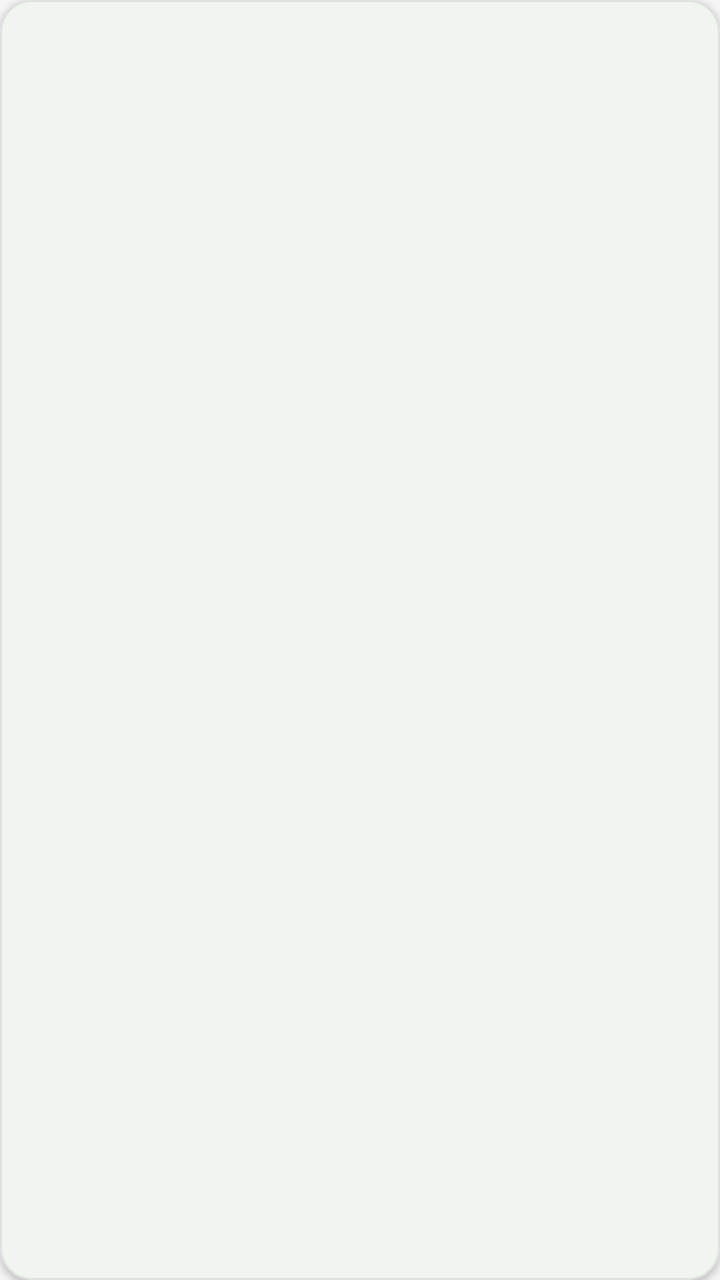
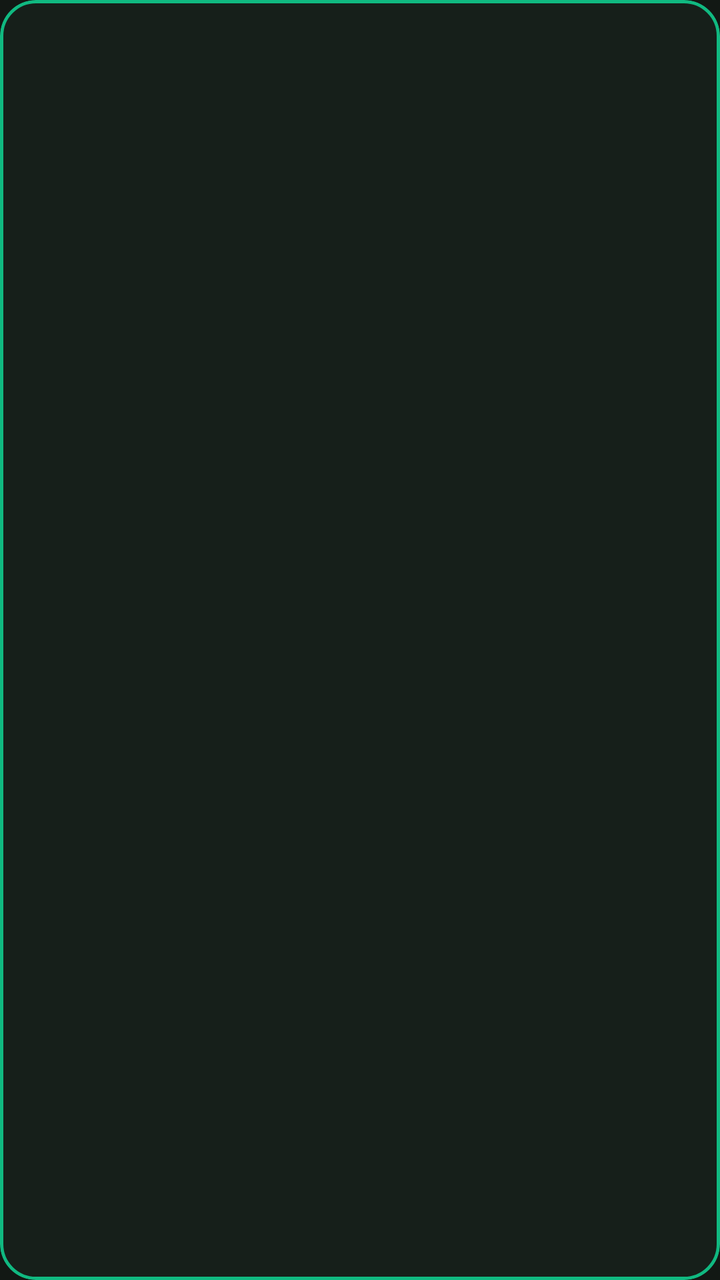

Before-and-after screenshots of an Android layout around one commit, followed by the original layout XML and the change that was made.
<!-- AndroidManifest.xml: application theme Theme.SmartAgriculture -->
<!-- res/layout/item_dashboard.xml -->
<?xml version="1.0" encoding="utf-8"?>
<com.google.android.material.card.MaterialCardView
    xmlns:android="http://schemas.android.com/apk/res/android"
    xmlns:app="http://schemas.android.com/apk/res-auto"
    android:layout_width="match_parent"
    android:layout_height="120dp"
    android:layout_margin="8dp"
    app:cardBackgroundColor="?attr/colorSurface"
    app:cardCornerRadius="16dp"
    app:cardElevation="2dp"
    app:strokeWidth="1dp"
    app:strokeColor="#E0E0E0">

    <androidx.constraintlayout.widget.ConstraintLayout
        android:layout_width="match_parent"
        android:layout_height="match_parent"
        android:padding="12dp">

        <ImageView
            android:id="@+id/ivIcon"
            android:layout_width="40dp"
            android:layout_height="40dp"
            app:layout_constraintTop_toTopOf="parent"
            app:layout_constraintStart_toStartOf="parent"
            app:layout_constraintEnd_toEndOf="parent"
            app:layout_constraintBottom_toTopOf="@id/tvTitle"
            app:layout_constraintVertical_chainStyle="packed" />

        <TextView
            android:id="@+id/tvTitle"
            android:layout_width="0dp"
            android:layout_height="wrap_content"
            android:textSize="14sp"
            android:textStyle="bold"
            android:textColor="?attr/colorOnSurface"
            android:gravity="center"
            android:maxLines="2"
            android:ellipsize="end"
            app:layout_constraintTop_toBottomOf="@id/ivIcon"
            app:layout_constraintBottom_toBottomOf="parent"
            app:layout_constraintStart_toStartOf="parent"
            app:layout_constraintEnd_toEndOf="parent"
            android:layout_marginTop="8dp" />

    </androidx.constraintlayout.widget.ConstraintLayout>
</com.google.android.material.card.MaterialCardView>
<!-- resources referenced by this layout -->
<resources>
  <style name="Theme.SmartAgriculture" parent="Base.Theme.SmartAgriculture" />
  <style name="Base.Theme.SmartAgriculture" parent="Theme.Material3.DayNight.NoActionBar">
          
          <item name="colorPrimary">@color/colorPrimary</item>
          <item name="colorPrimaryVariant">@color/colorPrimaryVariant</item>
          <item name="colorOnPrimary">@color/colorOnPrimary</item>
          
          
          <item name="colorSecondary">@color/colorSecondary</item>
          <item name="colorSecondaryVariant">@color/colorSecondaryVariant</item>
          <item name="colorOnSecondary">@color/colorOnSecondary</item>
          
          
          <item name="android:colorBackground">@color/colorBackground</item>
          <item name="colorSurface">@color/colorSurface</item>
          
          
          <item name="fontFamily">sans-serif</item>
      </style>
  <color name="colorPrimary">#2E7D32</color>
  <color name="colorPrimaryVariant">#1B5E20</color>
  <color name="colorOnPrimary">#FFFFFF</color>
  <color name="colorSecondary">#81C784</color>
  <color name="colorSecondaryVariant">#66BB6A</color>
  <color name="colorOnSecondary">#000000</color>
  <color name="colorBackground">#F5F5F5</color>
  <color name="colorSurface">#FFFFFF</color>
</resources>

<!-- the commit's change to res/layout/item_dashboard.xml (unified diff, before → after) -->
@@ -2,14 +2,15 @@
 <com.google.android.material.card.MaterialCardView
     xmlns:android="http://schemas.android.com/apk/res/android"
     xmlns:app="http://schemas.android.com/apk/res-auto"
+    android:id="@+id/cardDashboardItem"
     android:layout_width="match_parent"
-    android:layout_height="120dp"
-    android:layout_margin="8dp"
-    app:cardBackgroundColor="?attr/colorSurface"
-    app:cardCornerRadius="16dp"
-    app:cardElevation="2dp"
-    app:strokeWidth="1dp"
-    app:strokeColor="#E0E0E0">
+    android:layout_height="118dp"
+    android:layout_margin="6dp"
+    app:cardBackgroundColor="#161F1A"
+    app:cardCornerRadius="18dp"
+    app:cardElevation="3dp"
+    app:strokeWidth="1.5dp"
+    app:strokeColor="#10B981">
 
     <androidx.constraintlayout.widget.ConstraintLayout
         android:layout_width="match_parent"
@@ -18,8 +19,9 @@
 
         <ImageView
             android:id="@+id/ivIcon"
-            android:layout_width="40dp"
-            android:layout_height="40dp"
+            android:layout_width="36dp"
+            android:layout_height="36dp"
+            app:tint="#10B981"
             app:layout_constraintTop_toTopOf="parent"
             app:layout_constraintStart_toStartOf="parent"
             app:layout_constraintEnd_toEndOf="parent"
@@ -30,9 +32,9 @@
             android:id="@+id/tvTitle"
             android:layout_width="0dp"
             android:layout_height="wrap_content"
-            android:textSize="14sp"
+            android:textSize="13sp"
             android:textStyle="bold"
-            android:textColor="?attr/colorOnSurface"
+            android:textColor="#FFFFFF"
             android:gravity="center"
             android:maxLines="2"
             android:ellipsize="end"
@@ -40,7 +42,7 @@
             app:layout_constraintBottom_toBottomOf="parent"
             app:layout_constraintStart_toStartOf="parent"
             app:layout_constraintEnd_toEndOf="parent"
-            android:layout_marginTop="8dp" />
+            android:layout_marginTop="6dp" />
 
     </androidx.constraintlayout.widget.ConstraintLayout>
 </com.google.android.material.card.MaterialCardView>
<!-- resource entries referenced after the edit -->
@@ -13,8 +13,11 @@
           <item name="colorOnSecondary">@color/colorOnSecondary</item>
           
           
-          <item name="android:colorBackground">@color/colorBackground</item>
-          <item name="colorSurface">@color/colorSurface</item>
+          <item name="android:colorBackground">#121814</item>
+          <item name="colorSurface">#1C241E</item>
+          <item name="colorSurfaceVariant">#242E27</item>
+          <item name="colorOnSurface">#FFFFFF</item>
+          <item name="colorOnSurfaceVariant">#9CA3AF</item>
           
           
           <item name="fontFamily">sans-serif</item>
@@ -25,7 +28,5 @@
   <color name="colorSecondary">#81C784</color>
   <color name="colorSecondaryVariant">#66BB6A</color>
   <color name="colorOnSecondary">#000000</color>
-  <color name="colorBackground">#F5F5F5</color>
-  <color name="colorSurface">#FFFFFF</color>
 </resources>
 
